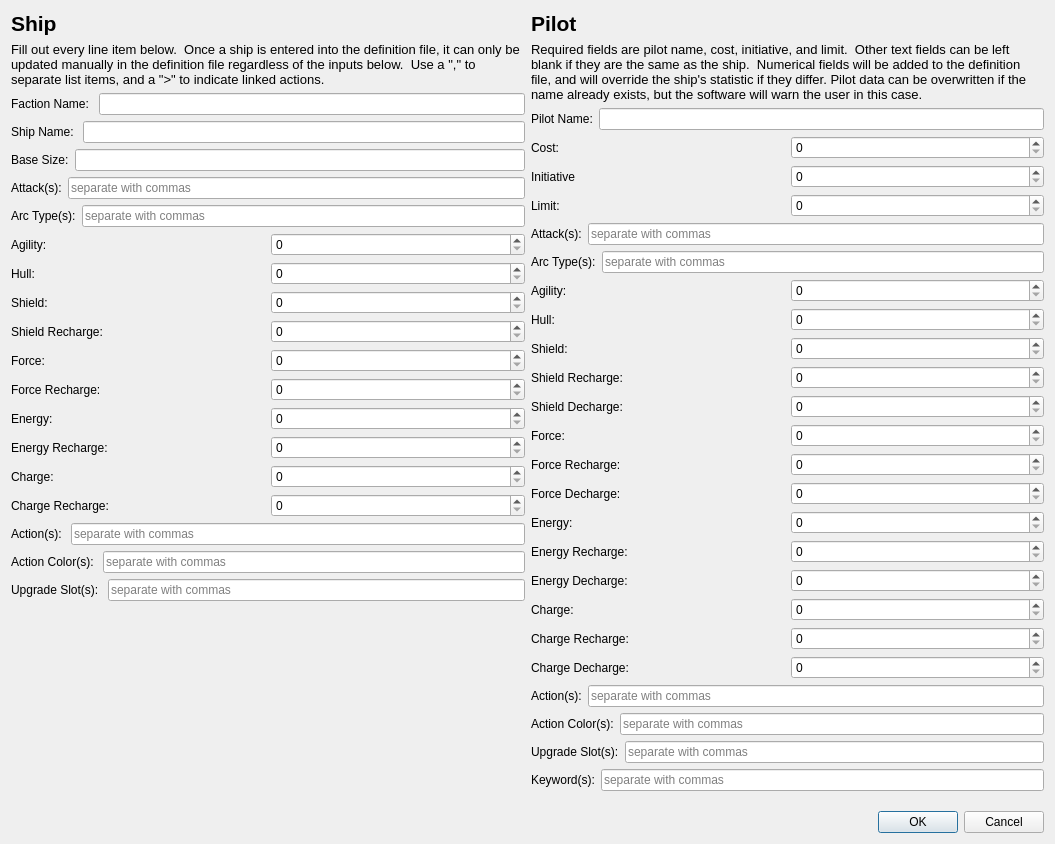
flipperlord/x-wing-squad-builder, file qt_designer/definition_form.ui: the form before one commit.
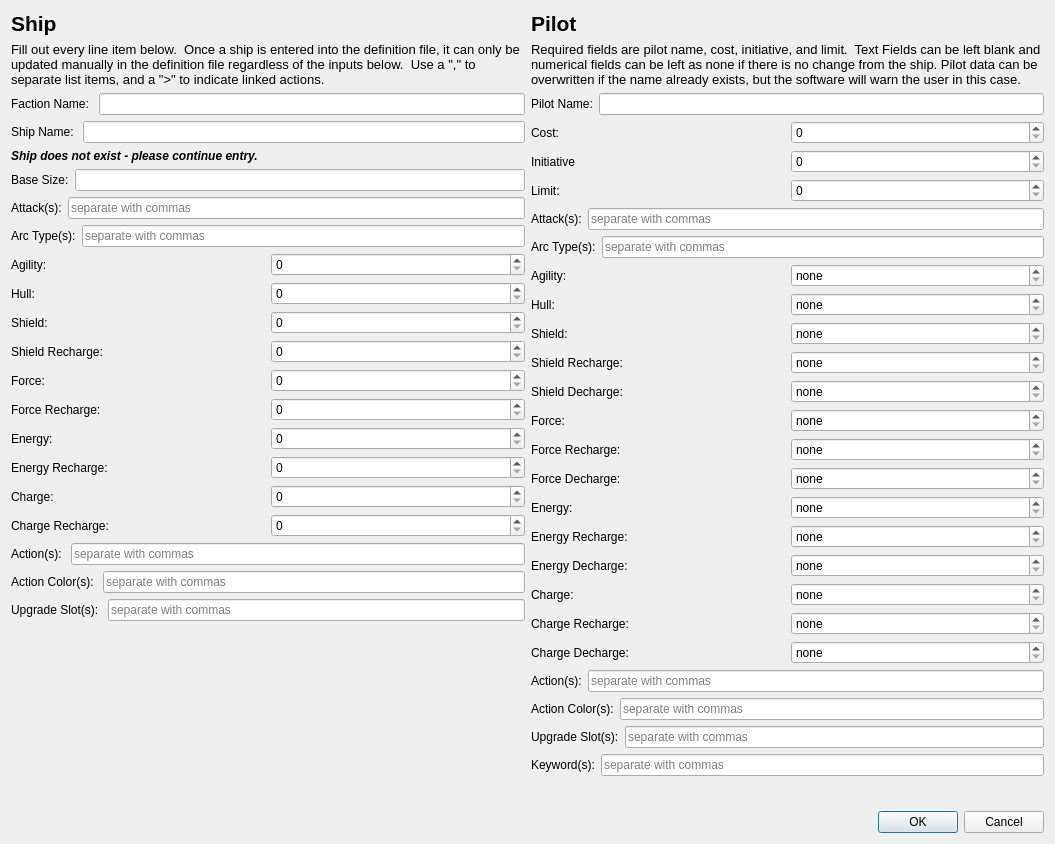
The form after the commit. Icons and pictures are not drawn.

Commit message: updated entry forms

The edit to the form file:
```diff
--- a/qt_designer/definition_form.ui
+++ b/qt_designer/definition_form.ui
@@ -95,6 +95,19 @@
            </item>
           </layout>
          </item>
+         <item>
+          <widget class="QLabel" name="ship_exists_label">
+           <property name="font">
+            <font>
+             <italic>true</italic>
+             <bold>true</bold>
+            </font>
+           </property>
+           <property name="text">
+            <string>Ship does not exist - please continue entry.</string>
+           </property>
+          </widget>
+         </item>
          <item>
           <layout class="QHBoxLayout" name="horizontalLayout_3">
            <item>
@@ -412,7 +425,7 @@
             </font>
            </property>
            <property name="text">
-            <string>Required fields are pilot name, cost, initiative, and limit.  Other text fields can be left blank if they are the same as the ship.  Numerical fields will be added to the definition file, and will override the ship's statistic if they differ. Pilot data can be overwritten if the name already exists, but the software will warn the user in this case.</string>
+            <string>Required fields are pilot name, cost, initiative, and limit.  Text Fields can be left blank and numerical fields can be left as none if there is no change from the ship. Pilot data can be overwritten if the name already exists, but the software will warn the user in this case.</string>
            </property>
            <property name="wordWrap">
             <bool>true</bool>
@@ -451,9 +464,18 @@
            </item>
            <item>
             <widget class="QSpinBox" name="cost_spinbox">
+             <property name="specialValueText">
+              <string/>
+             </property>
+             <property name="minimum">
+              <number>0</number>
+             </property>
              <property name="maximum">
               <number>9999</number>
              </property>
+             <property name="value">
+              <number>0</number>
+             </property>
             </widget>
            </item>
           </layout>
@@ -468,7 +490,17 @@
             </widget>
            </item>
            <item>
-            <widget class="QSpinBox" name="initiative_spinbox"/>
+            <widget class="QSpinBox" name="initiative_spinbox">
+             <property name="specialValueText">
+              <string/>
+             </property>
+             <property name="minimum">
+              <number>0</number>
+             </property>
+             <property name="value">
+              <number>0</number>
+             </property>
+            </widget>
            </item>
           </layout>
          </item>
@@ -482,7 +514,17 @@
             </widget>
            </item>
            <item>
-            <widget class="QSpinBox" name="limit_spinbox"/>
+            <widget class="QSpinBox" name="limit_spinbox">
+             <property name="specialValueText">
+              <string/>
+             </property>
+             <property name="minimum">
+              <number>0</number>
+             </property>
+             <property name="value">
+              <number>0</number>
+             </property>
+            </widget>
            </item>
           </layout>
          </item>
@@ -536,7 +578,17 @@
             </widget>
            </item>
            <item>
-            <widget class="QSpinBox" name="pilot_agility_spinbox"/>
+            <widget class="QSpinBox" name="pilot_agility_spinbox">
+             <property name="specialValueText">
+              <string>none</string>
+             </property>
+             <property name="minimum">
+              <number>-1</number>
+             </property>
+             <property name="value">
+              <number>-1</number>
+             </property>
+            </widget>
            </item>
           </layout>
          </item>
@@ -550,7 +602,17 @@
             </widget>
            </item>
            <item>
-            <widget class="QSpinBox" name="pilot_hull_spinbox"/>
+            <widget class="QSpinBox" name="pilot_hull_spinbox">
+             <property name="specialValueText">
+              <string>none</string>
+             </property>
+             <property name="minimum">
+              <number>-1</number>
+             </property>
+             <property name="value">
+              <number>-1</number>
+             </property>
+            </widget>
            </item>
           </layout>
          </item>
@@ -566,7 +628,17 @@
               </widget>
              </item>
              <item>
-              <widget class="QSpinBox" name="pilot_shield_spinbox"/>
+              <widget class="QSpinBox" name="pilot_shield_spinbox">
+               <property name="specialValueText">
+                <string>none</string>
+               </property>
+               <property name="minimum">
+                <number>-1</number>
+               </property>
+               <property name="value">
+                <number>-1</number>
+               </property>
+              </widget>
              </item>
             </layout>
            </item>
@@ -580,7 +652,17 @@
               </widget>
              </item>
              <item>
-              <widget class="QSpinBox" name="pilot_shield_recharge_spinbox"/>
+              <widget class="QSpinBox" name="pilot_shield_recharge_spinbox">
+               <property name="specialValueText">
+                <string>none</string>
+               </property>
+               <property name="minimum">
+                <number>-1</number>
+               </property>
+               <property name="value">
+                <number>-1</number>
+               </property>
+              </widget>
              </item>
             </layout>
            </item>
@@ -596,7 +678,17 @@
             </widget>
            </item>
            <item>
-            <widget class="QSpinBox" name="pilot_shield_decharge_spinbox"/>
+            <widget class="QSpinBox" name="pilot_shield_decharge_spinbox">
+             <property name="specialValueText">
+              <string>none</string>
+             </property>
+             <property name="minimum">
+              <number>-1</number>
+             </property>
+             <property name="value">
+              <number>-1</number>
+             </property>
+            </widget>
            </item>
           </layout>
          </item>
@@ -612,7 +704,17 @@
               </widget>
              </item>
              <item>
-              <widget class="QSpinBox" name="pilot_force_spinbox"/>
+              <widget class="QSpinBox" name="pilot_force_spinbox">
+               <property name="specialValueText">
+                <string>none</string>
+               </property>
+               <property name="minimum">
+                <number>-1</number>
+               </property>
+               <property name="value">
+                <number>-1</number>
+               </property>
+              </widget>
              </item>
             </layout>
            </item>
@@ -626,7 +728,17 @@
               </widget>
              </item>
              <item>
-              <widget class="QSpinBox" name="pilot_force_recharge_spinbox"/>
+              <widget class="QSpinBox" name="pilot_force_recharge_spinbox">
+               <property name="specialValueText">
+                <string>none</string>
+               </property>
+               <property name="minimum">
+                <number>-1</number>
+               </property>
+               <property name="value">
+                <number>-1</number>
+               </property>
+              </widget>
              </item>
             </layout>
            </item>
@@ -642,7 +754,17 @@
             </widget>
            </item>
            <item>
-            <widget class="QSpinBox" name="pilot_force_decharge_spinbox"/>
+            <widget class="QSpinBox" name="pilot_force_decharge_spinbox">
+             <property name="specialValueText">
+              <string>none</string>
+             </property>
+             <property name="minimum">
+              <number>-1</number>
+             </property>
+             <property name="value">
+              <number>-1</number>
+             </property>
+            </widget>
            </item>
           </layout>
          </item>
@@ -658,7 +780,17 @@
               </widget>
              </item>
              <item>
-              <widget class="QSpinBox" name="pilot_energy_spinbox"/>
+              <widget class="QSpinBox" name="pilot_energy_spinbox">
+               <property name="specialValueText">
+                <string>none</string>
+               </property>
+               <property name="minimum">
+                <number>-1</number>
+               </property>
+               <property name="value">
+                <number>-1</number>
+               </property>
+              </widget>
              </item>
             </layout>
            </item>
@@ -672,7 +804,17 @@
               </widget>
              </item>
              <item>
-              <widget class="QSpinBox" name="pilot_energy_recharge_spinbox"/>
+              <widget class="QSpinBox" name="pilot_energy_recharge_spinbox">
+               <property name="specialValueText">
+                <string>none</string>
+               </property>
+               <property name="minimum">
+                <number>-1</number>
+               </property>
+               <property name="value">
+                <number>-1</number>
+               </property>
+              </widget>
              </item>
             </layout>
            </item>
@@ -688,7 +830,17 @@
             </widget>
            </item>
            <item>
-            <widget class="QSpinBox" name="pilot_energy_decharge_spinbox"/>
+            <widget class="QSpinBox" name="pilot_energy_decharge_spinbox">
+             <property name="specialValueText">
+              <string>none</string>
+             </property>
+             <property name="minimum">
+              <number>-1</number>
+             </property>
+             <property name="value">
+              <number>-1</number>
+             </property>
+            </widget>
            </item>
           </layout>
          </item>
@@ -704,7 +856,17 @@
               </widget>
              </item>
              <item>
-              <widget class="QSpinBox" name="pilot_charge_spinbox"/>
+              <widget class="QSpinBox" name="pilot_charge_spinbox">
+               <property name="specialValueText">
+                <string>none</string>
+               </property>
+               <property name="minimum">
+                <number>-1</number>
+               </property>
+               <property name="value">
+                <number>-1</number>
+               </property>
+              </widget>
              </item>
             </layout>
            </item>
@@ -718,7 +880,17 @@
               </widget>
              </item>
              <item>
-              <widget class="QSpinBox" name="pilot_charge_recharge_spinbox"/>
+              <widget class="QSpinBox" name="pilot_charge_recharge_spinbox">
+               <property name="specialValueText">
+                <string>none</string>
+               </property>
+               <property name="minimum">
+                <number>-1</number>
+               </property>
+               <property name="value">
+                <number>-1</number>
+               </property>
+              </widget>
              </item>
             </layout>
            </item>
@@ -734,7 +906,17 @@
             </widget>
            </item>
            <item>
-            <widget class="QSpinBox" name="pilot_charge_decharge_spinbox"/>
+            <widget class="QSpinBox" name="pilot_charge_decharge_spinbox">
+             <property name="specialValueText">
+              <string>none</string>
+             </property>
+             <property name="minimum">
+              <number>-1</number>
+             </property>
+             <property name="value">
+              <number>-1</number>
+             </property>
+            </widget>
            </item>
           </layout>
          </item>
```
The commit also changes 4 other files.
